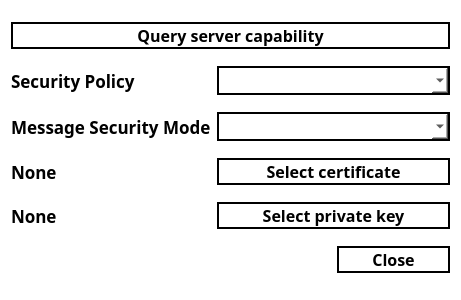
This is opc-client/connection_ui.ui in alexlocastro/industrial-informatics-opc-ua-python as Qt 5 draws it before an edit. The edited form follows.
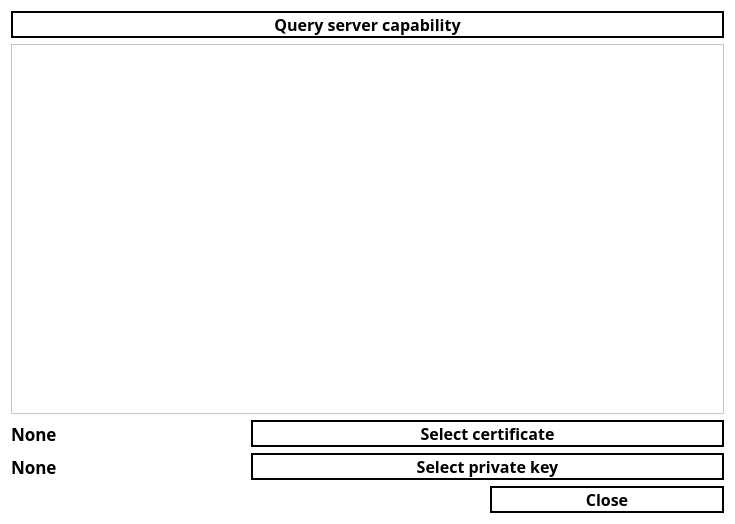
This is the edited form.

Diff of the .ui file:
```diff
--- a/opc-client/connection_ui.ui
+++ b/opc-client/connection_ui.ui
@@ -6,8 +6,8 @@
    <rect>
     <x>0</x>
     <y>0</y>
-    <width>461</width>
-    <height>300</height>
+    <width>735</width>
+    <height>524</height>
    </rect>
   </property>
   <property name="font">
@@ -29,7 +29,28 @@
 </string>
   </property>
   <layout class="QGridLayout" name="gridLayout">
-   <item row="4" column="0">
+   <item row="7" column="2">
+    <widget class="QPushButton" name="closeButton">
+     <property name="font">
+      <font>
+       <family>Ubuntu Mono</family>
+       <pointsize>12</pointsize>
+       <weight>75</weight>
+       <bold>true</bold>
+      </font>
+     </property>
+     <property name="styleSheet">
+      <string notr="true">QPushButton {
+	background-color: white;
+	border: 2px solid black;
+}</string>
+     </property>
+     <property name="text">
+      <string>Close</string>
+     </property>
+    </widget>
+   </item>
+   <item row="5" column="0">
     <widget class="QLabel" name="certificateLabel">
      <property name="font">
       <font>
@@ -44,7 +65,43 @@
      </property>
     </widget>
    </item>
-   <item row="4" column="1" colspan="2">
+   <item row="6" column="0">
+    <widget class="QLabel" name="privateKeyLabel">
+     <property name="font">
+      <font>
+       <family>Ubuntu Mono</family>
+       <pointsize>13</pointsize>
+       <weight>75</weight>
+       <bold>true</bold>
+      </font>
+     </property>
+     <property name="text">
+      <string>None</string>
+     </property>
+    </widget>
+   </item>
+   <item row="6" column="1" colspan="2">
+    <widget class="QPushButton" name="privateKeyButton">
+     <property name="font">
+      <font>
+       <family>Ubuntu Mono</family>
+       <pointsize>12</pointsize>
+       <weight>75</weight>
+       <bold>true</bold>
+      </font>
+     </property>
+     <property name="styleSheet">
+      <string notr="true">QPushButton {
+	background-color: white;
+	border: 2px solid black;
+}</string>
+     </property>
+     <property name="text">
+      <string>Select private key</string>
+     </property>
+    </widget>
+   </item>
+   <item row="5" column="1" colspan="2">
     <widget class="QPushButton" name="certificateButton">
      <property name="font">
       <font>
@@ -65,51 +122,6 @@
      </property>
     </widget>
    </item>
-   <item row="2" column="1" colspan="2">
-    <widget class="QComboBox" name="policyComboBox">
-     <property name="font">
-      <font>
-       <family>Ubuntu Mono</family>
-       <pointsize>12</pointsize>
-       <weight>75</weight>
-       <bold>true</bold>
-      </font>
-     </property>
-     <property name="styleSheet">
-      <string notr="true">border: 2px solid black;</string>
-     </property>
-    </widget>
-   </item>
-   <item row="5" column="0">
-    <widget class="QLabel" name="privateKeyLabel">
-     <property name="font">
-      <font>
-       <family>Ubuntu Mono</family>
-       <pointsize>13</pointsize>
-       <weight>75</weight>
-       <bold>true</bold>
-      </font>
-     </property>
-     <property name="text">
-      <string>None</string>
-     </property>
-    </widget>
-   </item>
-   <item row="2" column="0">
-    <widget class="QLabel" name="label">
-     <property name="font">
-      <font>
-       <family>Ubuntu Mono</family>
-       <pointsize>13</pointsize>
-       <weight>75</weight>
-       <bold>true</bold>
-      </font>
-     </property>
-     <property name="text">
-      <string>Security Policy</string>
-     </property>
-    </widget>
-   </item>
    <item row="0" column="0" colspan="3">
     <widget class="QPushButton" name="queryButton">
      <property name="font">
@@ -131,75 +143,13 @@
      </property>
     </widget>
    </item>
-   <item row="3" column="1" colspan="2">
-    <widget class="QComboBox" name="modeComboBox">
-     <property name="font">
-      <font>
-       <family>Ubuntu Mono</family>
-       <pointsize>12</pointsize>
-       <weight>75</weight>
-       <bold>true</bold>
-      </font>
+   <item row="1" column="0" colspan="3">
+    <widget class="QTableWidget" name="endpointsTable">
+     <property name="selectionBehavior">
+      <enum>QAbstractItemView::SelectRows</enum>
      </property>
-     <property name="styleSheet">
-      <string notr="true">border: 2px solid black;</string>
-     </property>
-    </widget>
-   </item>
-   <item row="3" column="0">
-    <widget class="QLabel" name="label_2">
-     <property name="font">
-      <font>
-       <family>Ubuntu Mono</family>
-       <pointsize>13</pointsize>
-       <weight>75</weight>
-       <bold>true</bold>
-      </font>
-     </property>
-     <property name="text">
-      <string>Message Security Mode</string>
-     </property>
-    </widget>
-   </item>
-   <item row="6" column="2">
-    <widget class="QPushButton" name="closeButton">
-     <property name="font">
-      <font>
-       <family>Ubuntu Mono</family>
-       <pointsize>12</pointsize>
-       <weight>75</weight>
-       <bold>true</bold>
-      </font>
-     </property>
-     <property name="styleSheet">
-      <string notr="true">QPushButton {
-	background-color: white;
-	border: 2px solid black;
-}</string>
-     </property>
-     <property name="text">
-      <string>Close</string>
-     </property>
-    </widget>
-   </item>
-   <item row="5" column="1" colspan="2">
-    <widget class="QPushButton" name="privateKeyButton">
-     <property name="font">
-      <font>
-       <family>Ubuntu Mono</family>
-       <pointsize>12</pointsize>
-       <weight>75</weight>
-       <bold>true</bold>
-      </font>
-     </property>
-     <property name="styleSheet">
-      <string notr="true">QPushButton {
-	background-color: white;
-	border: 2px solid black;
-}</string>
-     </property>
-     <property name="text">
-      <string>Select private key</string>
+     <property name="horizontalScrollMode">
+      <enum>QAbstractItemView::ScrollPerPixel</enum>
      </property>
     </widget>
    </item>
```
